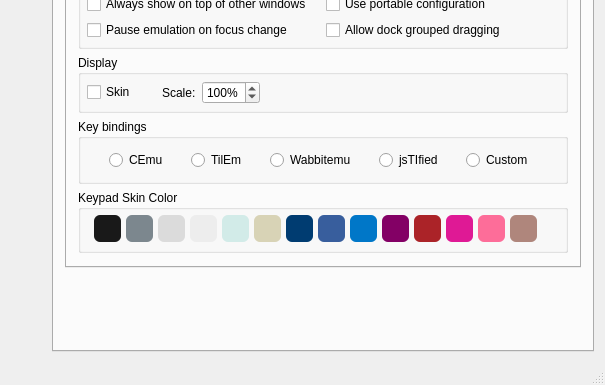
Above: gui/qt/mainwindow.ui from CE-Programming/CEmu before the change; both pictures show x 405 to 1010 and y 620 to 1005 of the 1010 by 1005 pixel window. Below: the same form after it.
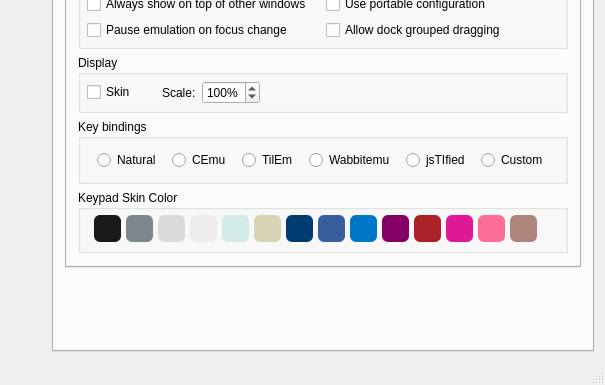
That is the form after the change. The open tabs and pages were chosen to show the change. Icons and pictures are not drawn. Custom widgets are drawn as their Qt base class.

Commit message: Add natural key bindings.

What changed in the file:
```diff
--- a/gui/qt/mainwindow.ui
+++ b/gui/qt/mainwindow.ui
@@ -8261,6 +8261,28 @@
                <string>Key bindings</string>
               </property>
               <layout class="QHBoxLayout" name="horizontalLayout_14">
+               <item>
+                <widget class="QRadioButton" name="radioNaturalKeys">
+                 <property name="sizePolicy">
+                  <sizepolicy hsizetype="Maximum" vsizetype="Fixed">
+                   <horstretch>0</horstretch>
+                   <verstretch>0</verstretch>
+                  </sizepolicy>
+                 </property>
+                 <property name="focusPolicy">
+                  <enum>Qt::NoFocus</enum>
+                 </property>
+                 <property name="text">
+                  <string>Natural</string>
+                 </property>
+                 <property name="checked">
+                  <bool>false</bool>
+                 </property>
+                 <property name="autoExclusive">
+                  <bool>true</bool>
+                 </property>
+                </widget>
+               </item>
                <item>
                 <widget class="QRadioButton" name="radioCEmuKeys">
                  <property name="sizePolicy">
```
Left out of the diff: 2 changed lines with no effect on the pictures. The commit also changes 7 other files.
